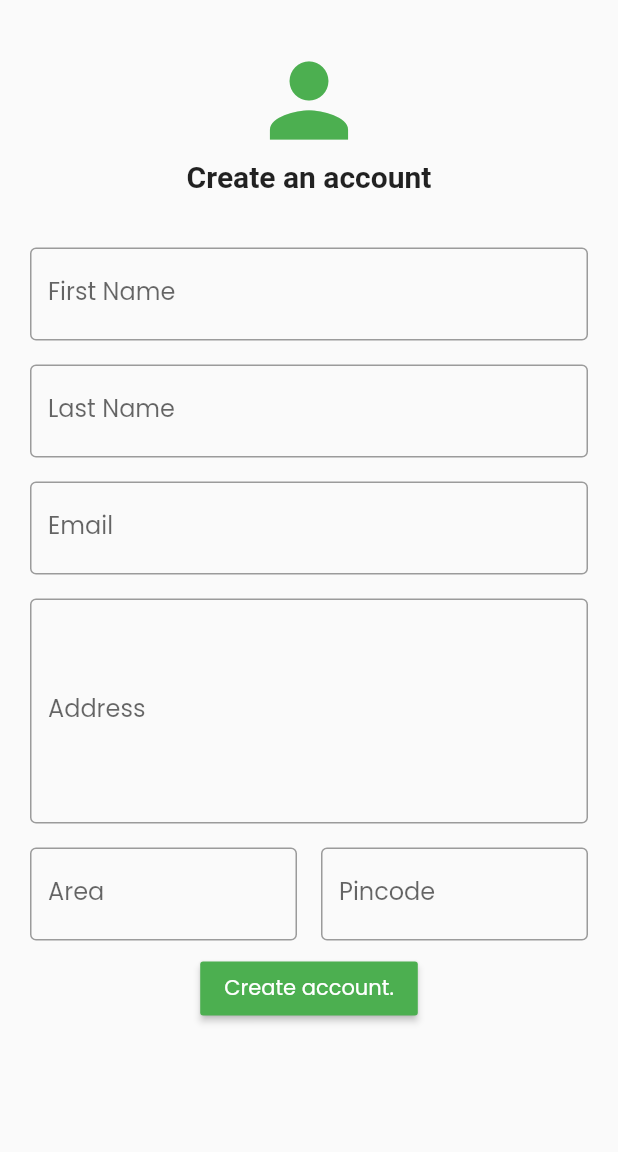
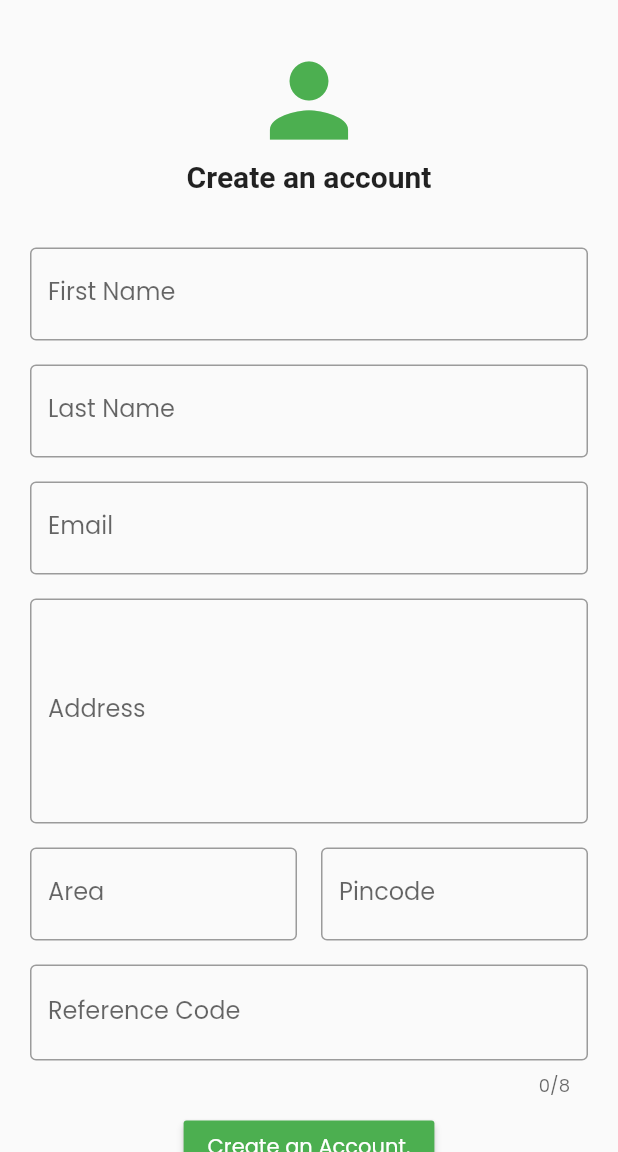
Before and after one commit to suyashl13/Shoppy, a Flutter app: the CreateAccountPage screen opened directly, on a phone screen of 412 x 824 dp, the part 84-1236 px from its top. Run offline on Flutter 3.47's test engine with Material 2 defaults, Android fonts, the phone set to English and light mode, and no system bars; our stand-ins replace firebase_auth, firebase_core, qr_flutter, shared_preferences; accounts and stored records are empty; Roboto replaces fonts that are missing (Montserrat).

Commit message:
customer app : added ref_code feature

```diff
--- a/frontend__v2/shoppy/lib/helpers/BackendAuthHelper.dart
+++ b/frontend__v2/shoppy/lib/helpers/BackendAuthHelper.dart
@@ -56,6 +56,7 @@ class BackendAuthHelper {
       password,
       pincode,
       address,
+      ref_code,
       required onSuccess(data),
       required onError(error)}) async {
     sharedPref = await SharedPreferences.getInstance();
@@ -68,6 +69,7 @@ class BackendAuthHelper {
     formData['password'] = password;
     formData['is_subdealer'] = 'false';
     formData['address'] = address;
+    formData['ref_code'] = ref_code == null ? "" : ref_code;
 
     try {
       await http
--- a/frontend__v2/shoppy/lib/screens/auth/CreateAccountPage.dart
+++ b/frontend__v2/shoppy/lib/screens/auth/CreateAccountPage.dart
@@ -22,6 +22,7 @@ class _CreateAccountPageState extends State<CreateAccountPage> {
       addressLine1,
       addressLine2,
       addressLine3,
+      ref_code,
       phone = "";
   FirebaseAuth _firebaseAuth = FirebaseAuth.instance;
 
@@ -191,7 +192,7 @@ class _CreateAccountPageState extends State<CreateAccountPage> {
                             onSaved: (val) {
                               pinCode = val!;
                               setState(() {
-                                addressLine3 = "(PIN : " + val+ ")";
+                                addressLine3 = "(PIN : " + val + ")";
                               });
                             },
                             keyboardType: TextInputType.number,
@@ -208,6 +209,21 @@ class _CreateAccountPageState extends State<CreateAccountPage> {
                       ),
                     ],
                   ),
+                  Padding(
+                    padding: const EdgeInsets.all(8.0),
+                    child: TextFormField(
+                      onSaved: (val) {
+                        setState(() {
+                          ref_code = val!;
+                        });
+                      },
+                      maxLength: 8,
+                      decoration: InputDecoration(
+                          border: OutlineInputBorder(),
+                          hintText: "SJE8VP5R",
+                           labelText: "Reference Code"),
+                    ),
+                  ),
                   MaterialButton(
                       color: Colors.green,
                       textColor: Colors.white,
@@ -218,19 +234,26 @@ class _CreateAccountPageState extends State<CreateAccountPage> {
                           try {
                             await BackendAuthHelper().createAccountAtBackend(
                                 firstName: firstName.trim(),
-                                lastName:  lastName.trim(),
-                                phone:  phone.substring(1),
+                                lastName: lastName.trim(),
+                                phone: phone.substring(1),
                                 email: email.trim(),
                                 password: password.trim(),
-                                pincode:  pinCode.toString().trim(),
-                                address:  addressLine1 + "\n" + addressLine2 + " " + addressLine3,
-                                onSuccess:  (data) {
-                                  Navigator.of(context).pushReplacement(MaterialPageRoute(builder: (_)=> Initializer()));
-                                }, onError:  (err) {
-                                  ScaffoldMessenger.of(context)
-                                  .showSnackBar(SnackBar(content: Text(err.toString())));
-                                }
-                                );
+                                pincode: pinCode.toString().trim(),
+                                address: addressLine1 +
+                                    "\n" +
+                                    addressLine2 +
+                                    " " +
+                                    addressLine3,
+                                ref_code: ref_code,
+                                onSuccess: (data) {
+                                  Navigator.of(context).pushReplacement(
+                                      MaterialPageRoute(
+                                          builder: (_) => Initializer()));
+                                },
+                                onError: (err) {
+                                  ScaffoldMessenger.of(context).showSnackBar(
+                                      SnackBar(content: Text(err.toString())));
+                                });
                           } catch (e) {
                             return showDialog(
                               context: context,
@@ -247,7 +270,8 @@ class _CreateAccountPageState extends State<CreateAccountPage> {
                           }
                         }
                       },
-                      child: Text("Create account."))
+                      child: Text("Create an Account.")),
+                      SizedBox(height: 24,)
                 ],
               ),
             ),
```
